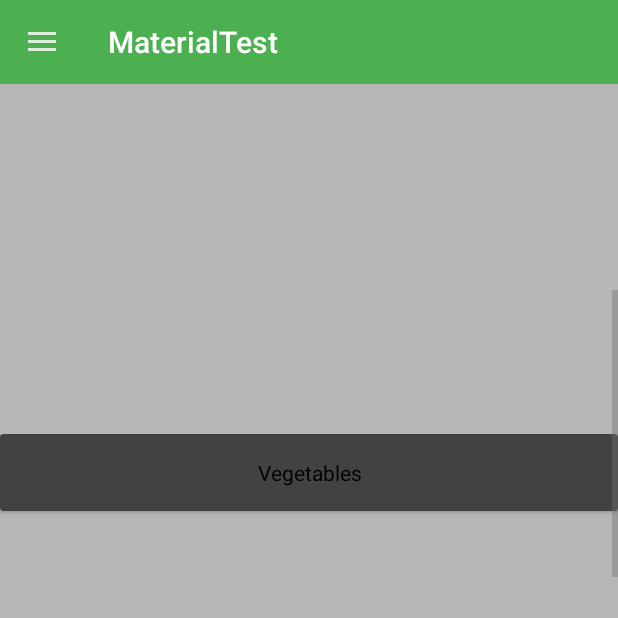
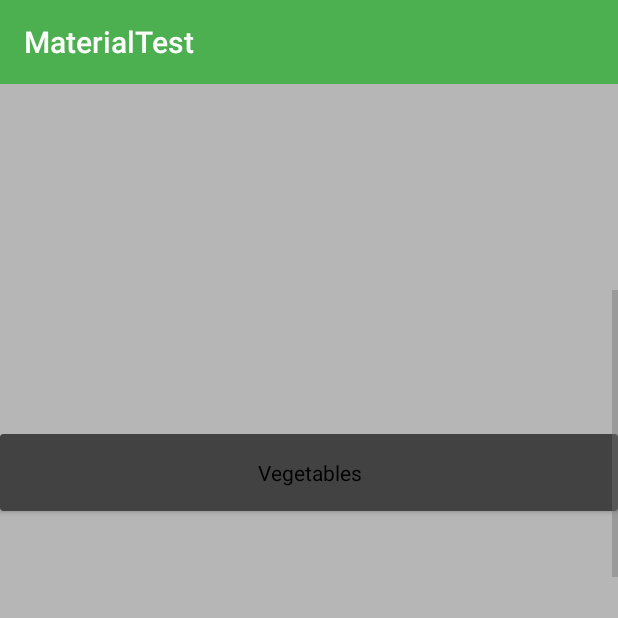
Before and after one commit to maxcell/pantry, an Android app: the screen it shows after launch (MainActivity), scrolled down 534 dp, on a phone screen of 412 x 824 dp, the top half of it. Run offline under Robolectric (Android 15) with nearby library versions, the phone set to English and light mode, and no system bars.

Commit message:
Starting over with the Toolbar

```diff
--- a/app/src/main/java/com/example/android/materialtest/MainActivity.java
+++ b/app/src/main/java/com/example/android/materialtest/MainActivity.java
@@ -37,13 +37,15 @@ public class MainActivity extends AppCompatActivity {
 
     }
 
+
+
     private void setupToolbar(){
-        Toolbar toolbar = (Toolbar) findViewById(R.id.toolbar);
+        Toolbar toolbar = (Toolbar) findViewById(R.id.tool_bar);
         setSupportActionBar(toolbar);
         // Show menu icon
-        final ActionBar ab = getSupportActionBar();
-        ab.setHomeAsUpIndicator(R.drawable.ic_menu);
-        ab.setDisplayHomeAsUpEnabled(true);
+//        final ActionBar ab = getSupportActionBar();
+//        ab.setHomeAsUpIndicator(R.drawable.ic_menu);
+//        ab.setDisplayHomeAsUpEnabled(true);
     }
 
     private ArrayList<String> setupList(){
--- a/app/src/main/res/layout/activity_main.xml
+++ b/app/src/main/res/layout/activity_main.xml
@@ -7,12 +7,9 @@
     xmlns:card_view="http://schemas.android.com/apk/">
 
 
-    <android.support.v7.widget.Toolbar
-        android:id="@+id/toolbar"
-        android:layout_width="match_parent"
-        android:layout_height="?attr/actionBarSize"
-        android:background="?attr/colorPrimary"
-        />
+    <include
+        android:id="@+id/tool_bar"
+        layout="@layout/tool_bar"></include>
 
     <android.support.v7.widget.RecyclerView
         android:id="@+id/Recycler_View"
--- /dev/null
+++ b/app/src/main/res/layout/tool_bar.xml
@@ -0,0 +1,7 @@
+<?xml version="1.0" encoding="utf-8"?>
+<android.support.v7.widget.Toolbar xmlns:android="http://schemas.android.com/apk/res/android"
+    android:layout_width="match_parent"
+    android:layout_height="wrap_content"
+    android:background="@color/my_primary">
+
+</android.support.v7.widget.Toolbar>
```
Also changed, not shown: app/src/main/res/menu/main.xml (+7 -8 lines).
